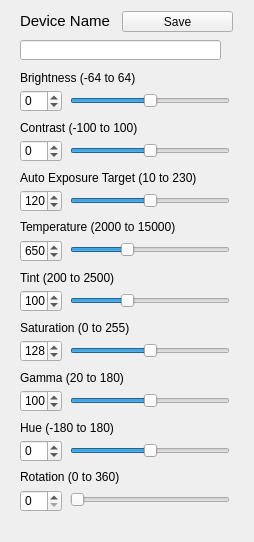
Above: ui/amscope_parameters.ui from node-/CameraWorkbench before the change. Below: the same form after it.
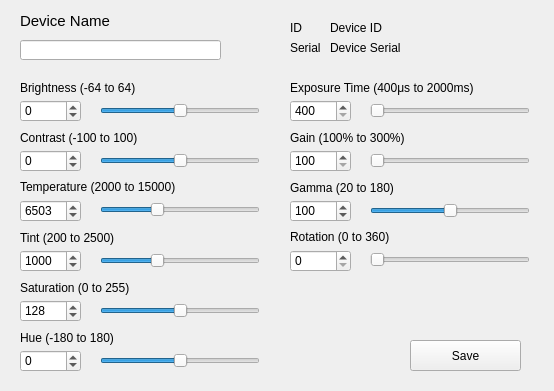
That is the form after the change.

Commit message: Changed Amscopes to manual exposure

What changed in the file:
```diff
--- a/ui/amscope_parameters.ui
+++ b/ui/amscope_parameters.ui
@@ -6,8 +6,8 @@
    <rect>
     <x>0</x>
     <y>0</y>
-    <width>254</width>
-    <height>542</height>
+    <width>554</width>
+    <height>391</height>
    </rect>
   </property>
   <property name="windowTitle">
@@ -17,8 +17,8 @@
    <property name="geometry">
     <rect>
      <x>20</x>
-     <y>140</y>
-     <width>42</width>
+     <y>150</y>
+     <width>61</width>
      <height>22</height>
     </rect>
    </property>
@@ -38,8 +38,8 @@
   <widget class="QSlider" name="contrastSlider">
    <property name="geometry">
     <rect>
-     <x>70</x>
-     <y>140</y>
+     <x>100</x>
+     <y>150</y>
      <width>160</width>
      <height>22</height>
     </rect>
@@ -64,8 +64,8 @@
    <property name="geometry">
     <rect>
      <x>20</x>
-     <y>90</y>
-     <width>42</width>
+     <y>100</y>
+     <width>61</width>
      <height>22</height>
     </rect>
    </property>
@@ -86,7 +86,7 @@
    <property name="geometry">
     <rect>
      <x>20</x>
-     <y>120</y>
+     <y>130</y>
      <width>211</width>
      <height>16</height>
     </rect>
@@ -98,21 +98,21 @@
   <widget class="QLabel" name="label_4">
    <property name="geometry">
     <rect>
-     <x>20</x>
-     <y>170</y>
+     <x>290</x>
+     <y>80</y>
      <width>211</width>
      <height>16</height>
     </rect>
    </property>
    <property name="text">
-    <string>Auto Exposure Target (10 to 230)</string>
+    <string>Exposure Time (400μs to 2000ms)</string>
    </property>
   </widget>
   <widget class="QSlider" name="exposureSlider">
    <property name="geometry">
     <rect>
-     <x>70</x>
-     <y>190</y>
+     <x>370</x>
+     <y>100</y>
      <width>160</width>
      <height>22</height>
     </rect>
@@ -124,13 +124,13 @@
     </size>
    </property>
    <property name="minimum">
-    <number>10</number>
+    <number>400</number>
    </property>
    <property name="maximum">
-    <number>230</number>
+    <number>2000000</number>
    </property>
    <property name="value">
-    <number>120</number>
+    <number>400</number>
    </property>
    <property name="orientation">
     <enum>Qt::Horizontal</enum>
@@ -139,8 +139,8 @@
   <widget class="QSlider" name="brightnessSlider">
    <property name="geometry">
     <rect>
-     <x>70</x>
-     <y>90</y>
+     <x>100</x>
+     <y>100</y>
      <width>160</width>
      <height>22</height>
     </rect>
@@ -161,36 +161,11 @@
     <enum>Qt::Horizontal</enum>
    </property>
   </widget>
-  <widget class="QSpinBox" name="exposureSpinBox">
-   <property name="geometry">
-    <rect>
-     <x>20</x>
-     <y>190</y>
-     <width>42</width>
-     <height>22</height>
-    </rect>
-   </property>
-   <property name="minimumSize">
-    <size>
-     <width>42</width>
-     <height>22</height>
-    </size>
-   </property>
-   <property name="minimum">
-    <number>10</number>
-   </property>
-   <property name="maximum">
-    <number>230</number>
-   </property>
-   <property name="value">
-    <number>120</number>
-   </property>
-  </widget>
   <widget class="QLabel" name="label">
    <property name="geometry">
     <rect>
      <x>20</x>
-     <y>70</y>
+     <y>80</y>
      <width>211</width>
      <height>16</height>
     </rect>
@@ -202,8 +177,8 @@
   <widget class="QSlider" name="rotationSlider">
    <property name="geometry">
     <rect>
-     <x>70</x>
-     <y>490</y>
+     <x>370</x>
+     <y>250</y>
      <width>160</width>
      <height>20</height>
     </rect>
@@ -230,8 +205,8 @@
   <widget class="QLabel" name="label_5">
    <property name="geometry">
     <rect>
-     <x>20</x>
-     <y>470</y>
+     <x>290</x>
+     <y>230</y>
      <width>211</width>
      <height>14</height>
     </rect>
@@ -243,9 +218,9 @@
   <widget class="QSpinBox" name="rotationSpinBox">
    <property name="geometry">
     <rect>
-     <x>20</x>
-     <y>490</y>
-     <width>42</width>
+     <x>290</x>
+     <y>250</y>
+     <width>61</width>
      <height>22</height>
     </rect>
    </property>
@@ -268,8 +243,8 @@
   <widget class="QSlider" name="tempSlider">
    <property name="geometry">
     <rect>
-     <x>70</x>
-     <y>240</y>
+     <x>100</x>
+     <y>200</y>
      <width>160</width>
      <height>20</height>
     </rect>
@@ -297,7 +272,7 @@
    <property name="geometry">
     <rect>
      <x>20</x>
-     <y>220</y>
+     <y>180</y>
      <width>211</width>
      <height>14</height>
     </rect>
@@ -310,8 +285,8 @@
    <property name="geometry">
     <rect>
      <x>20</x>
-     <y>240</y>
-     <width>42</width>
+     <y>200</y>
+     <width>61</width>
      <height>22</height>
     </rect>
    </property>
@@ -335,7 +310,7 @@
    <property name="geometry">
     <rect>
      <x>20</x>
-     <y>270</y>
+     <y>230</y>
      <width>211</width>
      <height>16</height>
     </rect>
@@ -348,8 +323,8 @@
    <property name="geometry">
     <rect>
      <x>20</x>
-     <y>290</y>
-     <width>42</width>
+     <y>250</y>
+     <width>61</width>
      <height>22</height>
     </rect>
    </property>
@@ -372,8 +347,8 @@
   <widget class="QSlider" name="tintSlider">
    <property name="geometry">
     <rect>
-     <x>70</x>
-     <y>290</y>
+     <x>100</x>
+     <y>250</y>
      <width>160</width>
      <height>22</height>
     </rect>
@@ -401,7 +376,7 @@
    <property name="geometry">
     <rect>
      <x>20</x>
-     <y>320</y>
+     <y>280</y>
      <width>211</width>
      <height>16</height>
     </rect>
@@ -413,8 +388,8 @@
   <widget class="QSlider" name="saturationSlider">
    <property name="geometry">
     <rect>
-     <x>70</x>
-     <y>340</y>
+     <x>100</x>
+     <y>300</y>
      <width>160</width>
      <height>22</height>
     </rect>
@@ -439,8 +414,8 @@
    <property name="geometry">
     <rect>
      <x>20</x>
-     <y>340</y>
-     <width>42</width>
+     <y>300</y>
+     <width>61</width>
      <height>22</height>
     </rect>
    </property>
@@ -460,8 +435,8 @@
   <widget class="QLabel" name="label_9">
    <property name="geometry">
     <rect>
-     <x>20</x>
-     <y>370</y>
+     <x>290</x>
+     <y>180</y>
      <width>211</width>
      <height>16</height>
     </rect>
@@ -473,9 +448,9 @@
   <widget class="QSpinBox" name="gammaSpinBox">
    <property name="geometry">
     <rect>
-     <x>20</x>
-     <y>390</y>
-     <width>42</width>
+     <x>290</x>
+     <y>200</y>
+     <width>61</width>
      <height>22</height>
     </rect>
    </property>
@@ -498,8 +473,8 @@
   <widget class="QSlider" name="gammaSlider">
    <property name="geometry">
     <rect>
-     <x>70</x>
-     <y>390</y>
+     <x>370</x>
+     <y>200</y>
      <width>160</width>
      <height>22</height>
     </rect>
@@ -527,8 +502,8 @@
    <property name="geometry">
     <rect>
      <x>20</x>
-     <y>440</y>
-     <width>42</width>
+     <y>350</y>
+     <width>61</width>
      <height>22</height>
     </rect>
    </property>
@@ -552,7 +527,7 @@
    <property name="geometry">
     <rect>
      <x>20</x>
-     <y>420</y>
+     <y>330</y>
      <width>211</width>
      <height>16</height>
     </rect>
@@ -564,8 +539,8 @@
   <widget class="QSlider" name="hueSlider">
    <property name="geometry">
     <rect>
-     <x>70</x>
-     <y>440</y>
+     <x>100</x>
+     <y>350</y>
      <width>160</width>
      <height>22</height>
     </rect>
@@ -620,16 +595,171 @@
   <widget class="QPushButton" name="saveButton">
    <property name="geometry">
     <rect>
-     <x>122</x>
-     <y>11</y>
+     <x>410</x>
+     <y>340</y>
      <width>111</width>
-     <height>21</height>
+     <height>31</height>
     </rect>
    </property>
    <property name="text">
     <string>Save</string>
    </property>
   </widget>
+  <widget class="QLabel" name="serialLabel">
+   <property name="geometry">
+    <rect>
+     <x>330</x>
+     <y>40</y>
+     <width>211</width>
+     <height>16</height>
+    </rect>
+   </property>
+   <property name="text">
+    <string>Device Serial</string>
+   </property>
+   <property name="textInteractionFlags">
+    <set>Qt::LinksAccessibleByMouse|Qt::TextSelectableByMouse</set>
+   </property>
+  </widget>
+  <widget class="QLabel" name="label_13">
+   <property name="geometry">
+    <rect>
+     <x>290</x>
+     <y>130</y>
+     <width>211</width>
+     <height>16</height>
+    </rect>
+   </property>
+   <property name="text">
+    <string>Gain (100% to 300%)</string>
+   </property>
+  </widget>
+  <widget class="QSlider" name="gainSlider">
+   <property name="geometry">
+    <rect>
+     <x>370</x>
+     <y>150</y>
+     <width>160</width>
+     <height>22</height>
+    </rect>
+   </property>
+   <property name="maximumSize">
+    <size>
+     <width>160</width>
+     <height>16777215</height>
+    </size>
+   </property>
+   <property name="minimum">
+    <number>100</number>
+   </property>
+   <property name="maximum">
+    <number>300</number>
+   </property>
+   <property name="value">
+    <number>100</number>
+   </property>
+   <property name="orientation">
+    <enum>Qt::Horizontal</enum>
+   </property>
+  </widget>
+  <widget class="QLabel" name="deviceIdLabel">
+   <property name="geometry">
+    <rect>
+     <x>330</x>
+     <y>20</y>
+     <width>211</width>
+     <height>16</height>
+    </rect>
+   </property>
+   <property name="text">
+    <string>Device ID</string>
+   </property>
+   <property name="textInteractionFlags">
+    <set>Qt::LinksAccessibleByMouse|Qt::TextSelectableByMouse</set>
+   </property>
+  </widget>
+  <widget class="QLabel" name="deviceIdLabel_2">
+   <property name="geometry">
+    <rect>
+     <x>290</x>
+     <y>20</y>
+     <width>31</width>
+     <height>16</height>
+    </rect>
+   </property>
+   <property name="text">
+    <string>ID</string>
+   </property>
+   <property name="textInteractionFlags">
+    <set>Qt::LinksAccessibleByMouse|Qt::TextSelectableByMouse</set>
+   </property>
+  </widget>
+  <widget class="QLabel" name="deviceIdLabel_3">
+   <property name="geometry">
+    <rect>
+     <x>290</x>
+     <y>40</y>
+     <width>31</width>
+     <height>16</height>
+    </rect>
+   </property>
+   <property name="text">
+    <string>Serial</string>
+   </property>
+   <property name="textInteractionFlags">
+    <set>Qt::LinksAccessibleByMouse|Qt::TextSelectableByMouse</set>
+   </property>
+  </widget>
+  <widget class="QSpinBox" name="exposureSpinBox">
+   <property name="geometry">
+    <rect>
+     <x>290</x>
+     <y>100</y>
+     <width>61</width>
+     <height>22</height>
+    </rect>
+   </property>
+   <property name="minimumSize">
+    <size>
+     <width>42</width>
+     <height>22</height>
+    </size>
+   </property>
+   <property name="minimum">
+    <number>400</number>
+   </property>
+   <property name="maximum">
+    <number>2000000</number>
+   </property>
+   <property name="value">
+    <number>400</number>
+   </property>
+  </widget>
+  <widget class="QSpinBox" name="gainSpinBox">
+   <property name="geometry">
+    <rect>
+     <x>290</x>
+     <y>150</y>
+     <width>61</width>
+     <height>22</height>
+    </rect>
+   </property>
+   <property name="minimumSize">
+    <size>
+     <width>42</width>
+     <height>22</height>
+    </size>
+   </property>
+   <property name="minimum">
+    <number>100</number>
+   </property>
+   <property name="maximum">
+    <number>300</number>
+   </property>
+   <property name="value">
+    <number>100</number>
+   </property>
+  </widget>
  </widget>
  <resources/>
  <connections/>
```
The commit also changes 4 other files.
